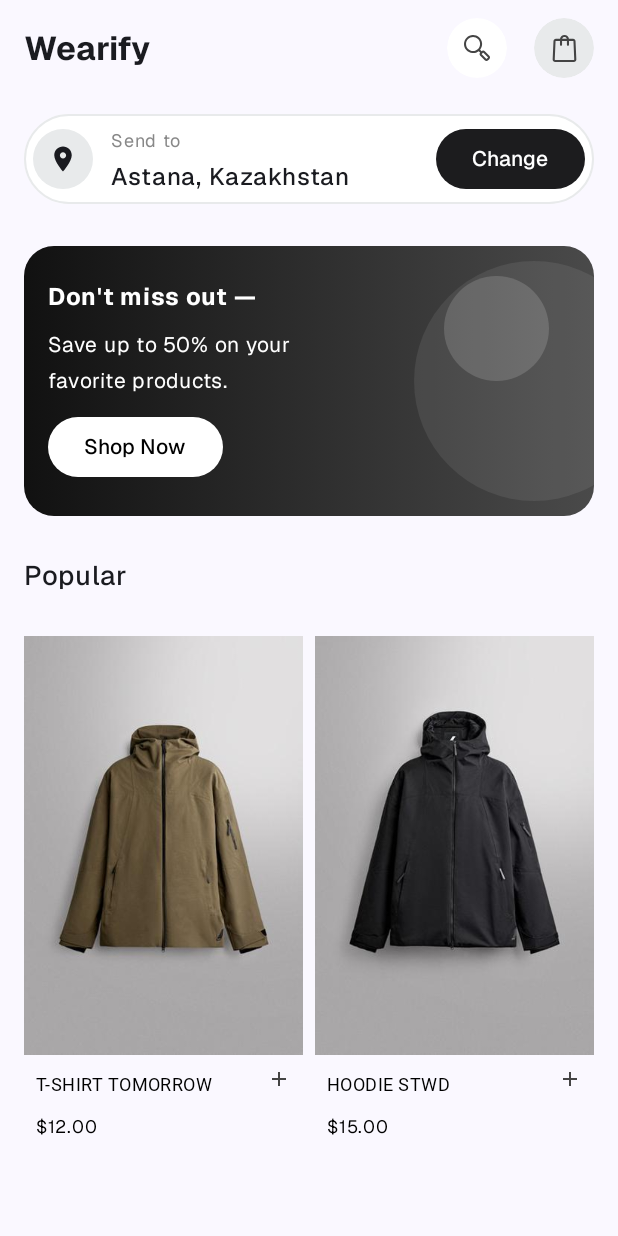
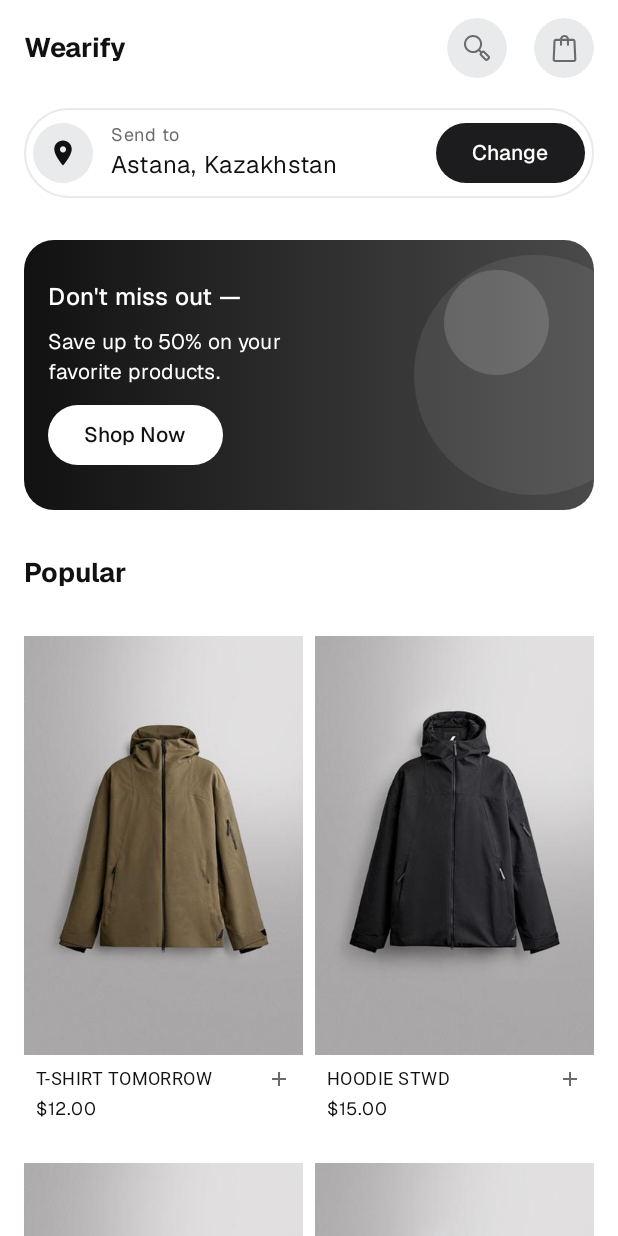
Before and after one commit to dinmukhamed-appaz/ShopAndroid, an Android app built with Jetpack Compose: the screen it shows after launch (MainActivity), on a phone screen of 412 x 824 dp. Run offline under Robolectric (Android 15) with nearby library versions, the phone set to English and light mode, and no system bars; Roboto replaces fonts that are not available here.

Commit message:
create MaterialTheme

```diff
--- a/app/src/main/java/com/example/shopapp/ui/screens/MainMenuScreen.kt
+++ b/app/src/main/java/com/example/shopapp/ui/screens/MainMenuScreen.kt
@@ -21,7 +21,6 @@ import androidx.compose.foundation.lazy.grid.GridItemSpan
 import androidx.compose.foundation.lazy.grid.LazyVerticalGrid
 import androidx.compose.foundation.lazy.grid.items
 import androidx.compose.foundation.shape.CircleShape
-import androidx.compose.foundation.shape.RoundedCornerShape
 import androidx.compose.material.icons.Icons
 import androidx.compose.material.icons.filled.Add
 import androidx.compose.material.icons.filled.LocationOn
@@ -41,39 +40,53 @@ import androidx.compose.ui.Alignment
 import androidx.compose.ui.Modifier
 import androidx.compose.ui.draw.clip
 import androidx.compose.ui.graphics.Brush
-import androidx.compose.ui.graphics.Color
 import androidx.compose.ui.layout.ContentScale
 import androidx.compose.ui.res.painterResource
-import androidx.compose.ui.text.font.FontWeight
 import androidx.compose.ui.text.style.TextOverflow
 import androidx.compose.ui.tooling.preview.Preview
 import androidx.compose.ui.unit.dp
-import androidx.compose.ui.unit.sp
 import com.example.shopapp.R
 import com.example.shopapp.model.Product
-import com.example.shopapp.ui.theme.Typography
+import com.example.shopapp.ui.theme.Paper
+import com.example.shopapp.ui.theme.ShopAppTheme
+import com.example.shopapp.ui.theme.extra
+import com.example.shopapp.ui.theme.spacing
+
+private val sampleProducts = listOf(
+    Product("T-Shirt Tomorrow", "$12.00", "4.8", R.drawable.one),
+    Product("Hoodie STWD", "$15.00", "4.7", R.drawable.two),
+    Product("T-Shirt Tomorrow", "$12.00", "4.8", R.drawable.one),
+    Product("Hoodie STWD", "$15.00", "4.7", R.drawable.two),
+)
+
+@Preview(showBackground = true)
+@Composable
+private fun MainMenuScreenPreview() {
+    ShopAppTheme { MainMenuScreen() }
+}
 
 @OptIn(ExperimentalMaterial3Api::class)
 @Composable
-@Preview(showBackground = true)
-fun MainMenuScreen() {
-    MaterialTheme(typography = Typography) {
+fun MainMenuScreen(products: List<Product> = sampleProducts) {
     Scaffold(
         topBar = {
             TopAppBar(
                 title = {
                     Row(
-                            modifier = Modifier.fillMaxWidth().padding(end = 12.dp),
+                        modifier = Modifier
+                            .fillMaxWidth()
+                            .padding(end = MaterialTheme.spacing.m),
                         horizontalArrangement = Arrangement.SpaceBetween,
                         verticalAlignment = Alignment.CenterVertically
                     ) {
-                            Text("Wearify", fontWeight = FontWeight.Bold)
+                        Text("Wearify", style = MaterialTheme.typography.titleLarge)
+
                         Row(horizontalArrangement = Arrangement.spacedBy(10.dp)) {
                             IconButton(
                                 onClick = {},
                                 colors = IconButtonDefaults.iconButtonColors(
-                                        containerColor = Color.White,
-                                        contentColor = Color.DarkGray
+                                    containerColor = MaterialTheme.extra.iconButtonBackground,
+                                    contentColor = MaterialTheme.colorScheme.onSurfaceVariant
                                 )
                             ) {
                                 Icon(
@@ -86,8 +99,8 @@ fun MainMenuScreen() {
                             IconButton(
                                 onClick = {},
                                 colors = IconButtonDefaults.iconButtonColors(
-                                        containerColor = Color(232, 234, 235),
-                                        contentColor = Color.DarkGray
+                                    containerColor = MaterialTheme.extra.iconButtonBackground,
+                                    contentColor = MaterialTheme.colorScheme.onSurfaceVariant
                                 )
                             ) {
                                 Icon(
@@ -102,44 +115,35 @@ fun MainMenuScreen() {
             )
         }
     ) { innerPadding ->
-            MainMenuContent(
-                innerPadding = innerPadding,
-                products = listOf(
-                    Product("T-Shirt Tomorrow", "$12.00", "4.8", R.drawable.one),
-                    Product("Hoodie STWD", "$15.00", "4.7", R.drawable.two)
-                )
-            )
+        LazyVerticalGrid(
+            columns = GridCells.Fixed(2),
+            modifier = Modifier
+                .fillMaxSize()
+                .padding(innerPadding),
+            contentPadding = PaddingValues(
+                horizontal = MaterialTheme.spacing.l,
+                vertical = MaterialTheme.spacing.s
+            ),
+            horizontalArrangement = Arrangement.spacedBy(MaterialTheme.spacing.s),
+            verticalArrangement = Arrangement.spacedBy(MaterialTheme.spacing.xl)
+        ) {
+            item(span = { GridItemSpan(maxLineSpan) }) { AddressCard("Astana, Kazakhstan") }
+            item(span = { GridItemSpan(maxLineSpan) }) { PromoBanner() }
+            item(span = { GridItemSpan(maxLineSpan) }) {
+                Text("Popular", style = MaterialTheme.typography.titleLarge)
+            }
+            items(products) { ProductCard(it) }
         }
     }
 }
 
 @Composable
-fun MainMenuContent(innerPadding: PaddingValues, products: List<Product>) {
-    LazyVerticalGrid(
-        columns = GridCells.Fixed(2),
-        modifier = Modifier
-            .fillMaxSize()
-            .padding(innerPadding),
-        contentPadding = PaddingValues(horizontal = 16.dp, vertical = 8.dp),
-        horizontalArrangement = Arrangement.spacedBy(8.dp),
-        verticalArrangement = Arrangement.spacedBy(28.dp)
-    ) {
-        item(span = { GridItemSpan(maxLineSpan) }) { AddressCard() }
-        item(span = { GridItemSpan(maxLineSpan) }) { PromoBanner() }
-        item(span = { GridItemSpan(maxLineSpan) }) {
-            Text("Popular", fontSize = 18.sp, fontWeight = FontWeight.Medium)
-        }
-        items(products) { ProductCard(it) }
-    }
-}
-
-@Composable
-fun AddressCard() {
+fun AddressCard(address: String, modifier: Modifier = Modifier) {
     Surface(
-        shape = RoundedCornerShape(50),
-        color = Color.White,
-        border = BorderStroke(1.dp, Color(232, 234, 235)),
-        modifier = Modifier.fillMaxWidth().padding(top = 4.dp)
+        shape = MaterialTheme.shapes.extraLarge,
+        color = MaterialTheme.colorScheme.surface,
+        border = BorderStroke(1.dp, MaterialTheme.colorScheme.outline),
+        modifier = modifier.fillMaxWidth()
     ) {
         Row(
             modifier = Modifier.padding(6.dp),
@@ -150,34 +154,36 @@ fun AddressCard() {
                 contentDescription = "Location",
                 modifier = Modifier
                     .size(40.dp)
-                    .background(Color(232, 234, 235), CircleShape)
+                    .background(MaterialTheme.colorScheme.surfaceVariant, CircleShape)
                     .padding(10.dp)
             )
-            Column(modifier = Modifier.weight(1f).padding(horizontal = 12.dp)) {
-                Text("Send to", fontSize = 12.sp, color = Color.Gray)
-                Text("Astana, Kazakhstan", fontWeight = FontWeight.Medium)
+            Column(
+                modifier = Modifier
+                    .weight(1f)
+                    .padding(horizontal = MaterialTheme.spacing.m)
+            ) {
+                Text(
+                    "Send to",
+                    style = MaterialTheme.typography.bodySmall,
+                    color = MaterialTheme.colorScheme.onSurfaceVariant
+                )
+                Text(address, style = MaterialTheme.typography.bodyLarge)
             }
-            Button(
-                onClick = {},
-                colors = ButtonDefaults.buttonColors(
-                    containerColor = Color(0xFF1C1C1E),
-                    contentColor = Color.White
-                )
-            ) { Text("Change") }
+            Button(onClick = {}) { Text("Change") }
         }
     }
 }
 
 @Composable
-fun PromoBanner() {
+fun PromoBanner(modifier: Modifier = Modifier) {
     Box(
-        modifier = Modifier
+        modifier = modifier
             .fillMaxWidth()
             .height(180.dp)
-            .clip(RoundedCornerShape(20.dp))
+            .clip(MaterialTheme.shapes.large)
             .background(
                 Brush.horizontalGradient(
-                    listOf(Color(0xFF111111), Color(0xFF4A4A4A))
+                    listOf(MaterialTheme.extra.bannerStart, MaterialTheme.extra.bannerEnd)
                 )
             )
     ) {
@@ -186,7 +192,7 @@ fun PromoBanner() {
                 .size(160.dp)
                 .align(Alignment.CenterEnd)
                 .offset(x = 40.dp)
-                .background(Color.White.copy(alpha = 0.08f), CircleShape)
+                .background(Paper.copy(alpha = 0.08f), CircleShape)
         )
 
         Box(
@@ -194,26 +200,30 @@ fun PromoBanner() {
                 .size(70.dp)
                 .align(Alignment.TopEnd)
                 .offset(x = (-30).dp, y = 20.dp)
-                .background(Color.White.copy(alpha = 0.15f), CircleShape)
+                .background(Paper.copy(alpha = 0.15f), CircleShape)
         )
 
         Column(
             modifier = Modifier
-                .padding(16.dp)
+                .padding(MaterialTheme.spacing.l)
                 .align(Alignment.CenterStart),
-            verticalArrangement = Arrangement.spacedBy(8.dp)
+            verticalArrangement = Arrangement.spacedBy(MaterialTheme.spacing.s)
         ) {
-            Text("Don't miss out —", color = Color.White, fontWeight = FontWeight.Bold)
+            Text(
+                "Don't miss out —",
+                style = MaterialTheme.typography.titleMedium,
+                color = Paper
+            )
             Text(
                 "Save up to 50% on your\nfavorite products.",
-                color = Color.White,
-                fontSize = 14.sp
+                style = MaterialTheme.typography.bodyMedium,
+                color = Paper
             )
             Button(
                 onClick = {},
                 colors = ButtonDefaults.buttonColors(
-                    containerColor = Color.White,
-                    contentColor = Color.Black
+                    containerColor = Paper,
+                    contentColor = MaterialTheme.colorScheme.onSurface
                 )
             ) { Text("Shop Now") }
         }
@@ -229,44 +239,41 @@ fun ProductCard(product: Product, modifier: Modifier = Modifier) {
             modifier = Modifier
                 .fillMaxWidth()
                 .aspectRatio(2f / 3f)
+                .clip(MaterialTheme.shapes.extraSmall)
                 .background(
                     Brush.verticalGradient(
-                        listOf(Color(0xFFE4E4E6), Color(0xFFC9C9CC))
+                        listOf(MaterialTheme.extra.imageTop, MaterialTheme.extra.imageBottom)
                     )
                 ),
             contentScale = ContentScale.Crop
         )
 
-        Spacer(Modifier.height(8.dp))
+        Spacer(Modifier.height(MaterialTheme.spacing.s))
 
         Row(
             modifier = Modifier
                 .fillMaxWidth()
-                .padding(horizontal = 8.dp),
+                .padding(horizontal = MaterialTheme.spacing.s),
             verticalAlignment = Alignment.Top
         ) {
             Column(modifier = Modifier.weight(1f)) {
                 Text(
                     text = product.name.uppercase(),
-                    fontSize = 12.sp,
-                    letterSpacing = 0.3.sp,
-                    fontWeight = FontWeight.Light,
-                    color = Color.Black,
+                    style = MaterialTheme.typography.labelMedium,
                     maxLines = 1,
                     overflow = TextOverflow.Ellipsis
                 )
-                Spacer(Modifier.height(4.dp))
+                Spacer(Modifier.height(MaterialTheme.spacing.xs))
                 Text(
                     text = product.price,
-                    fontSize = 12.sp,
-                    color = Color.Black
+                    style = MaterialTheme.typography.bodySmall
                 )
             }
 
             Icon(
                 imageVector = Icons.Default.Add,
                 contentDescription = "Add",
-                tint = Color.DarkGray,
+                tint = MaterialTheme.colorScheme.onSurfaceVariant,
                 modifier = Modifier.size(16.dp)
             )
         }
--- a/app/src/main/java/com/example/shopapp/ui/theme/Color.kt
+++ b/app/src/main/java/com/example/shopapp/ui/theme/Color.kt
@@ -1,5 +1,6 @@
 package com.example.shopapp.ui.theme
 
+import androidx.compose.runtime.Immutable
 import androidx.compose.ui.graphics.Color
 
 val Purple80 = Color(0xFFD0BCFF)
@@ -9,3 +10,18 @@ val Pink80 = Color(0xFFEFB8C8)
 val Purple40 = Color(0xFF6650a4)
 val PurpleGrey40 = Color(0xFF625b71)
 val Pink40 = Color(0xFF7D5260)
+
+val Ink = Color(0xFF111111)
+val Graphite = Color(0xFF1C1C1E)
+val Mist = Color(0xFFE8EAEB)
+val Smoke = Color(0xFF6B6B6F)
+val Paper = Color(0xFFFFFFFF)
+
+@Immutable
+data class ExtraColors(
+    val bannerStart: Color = Color(0xFF111111),
+    val bannerEnd: Color = Color(0xFF4A4A4A),
+    val imageTop: Color = Color(0xFFE4E4E6),
+    val imageBottom: Color = Color(0xFFC9C9CC),
+    val iconButtonBackground: Color = Mist
+)
--- /dev/null
+++ b/app/src/main/java/com/example/shopapp/ui/theme/Shape.kt
@@ -0,0 +1,13 @@
+package com.example.shopapp.ui.theme
+
+import androidx.compose.foundation.shape.RoundedCornerShape
+import androidx.compose.material3.Shapes
+import androidx.compose.ui.unit.dp
+
+val Shapes = Shapes(
+    extraSmall = RoundedCornerShape(0.dp),
+    small = RoundedCornerShape(12.dp),
+    medium = RoundedCornerShape(16.dp),
+    large = RoundedCornerShape(20.dp),
+    extraLarge = RoundedCornerShape(50)
+)
--- /dev/null
+++ b/app/src/main/java/com/example/shopapp/ui/theme/Spacing.kt
@@ -0,0 +1,14 @@
+package com.example.shopapp.ui.theme
+
+import androidx.compose.runtime.Immutable
+import androidx.compose.ui.unit.Dp
+import androidx.compose.ui.unit.dp
+
+@Immutable
+data class Spacing(
+    val xs: Dp = 4.dp,
+    val s: Dp = 8.dp,
+    val m: Dp = 12.dp,
+    val l: Dp = 16.dp,
+    val xl: Dp = 28.dp
+)
--- a/app/src/main/java/com/example/shopapp/ui/theme/Theme.kt
+++ b/app/src/main/java/com/example/shopapp/ui/theme/Theme.kt
@@ -1,43 +1,58 @@
 package com.example.shopapp.ui.theme
 
-import android.app.Activity
 import android.os.Build
-import androidx.compose.foundation.isSystemInDarkTheme
 import androidx.compose.material3.MaterialTheme
 import androidx.compose.material3.darkColorScheme
 import androidx.compose.material3.dynamicDarkColorScheme
 import androidx.compose.material3.dynamicLightColorScheme
 import androidx.compose.material3.lightColorScheme
 import androidx.compose.runtime.Composable
+import androidx.compose.runtime.CompositionLocalProvider
+import androidx.compose.runtime.ReadOnlyComposable
+import androidx.compose.runtime.staticCompositionLocalOf
 import androidx.compose.ui.platform.LocalContext
 
-private val DarkColorScheme = darkColorScheme(
-    primary = Purple80,
-    secondary = PurpleGrey80,
-    tertiary = Pink80
+private val LightColorScheme = lightColorScheme(
+    primary = Graphite,
+    onPrimary = Paper,
+    secondary = Paper,
+    onSecondary = Ink,
+    background = Paper,
+    onBackground = Ink,
+    surface = Paper,
+    onSurface = Ink,
+    surfaceVariant = Mist,
+    onSurfaceVariant = Smoke,
+    outline = Mist
 )
 
-private val LightColorScheme = lightColorScheme(
-    primary = Purple40,
-    secondary = PurpleGrey40,
-    tertiary = Pink40
+private val DarkColorScheme = darkColorScheme(
+    primary = Paper,
+    onPrimary = Ink,
+    secondary = Graphite,
+    onSecondary = Paper,
+    background = Ink,
+    onBackground = Paper,
+    surface = Ink,
+    onSurface = Paper,
+    surfaceVariant = Graphite,
+    onSurfaceVariant = Mist,
+    outline = Smoke
+)
 
-    /* Other default colors to override
-    background = Color(0xFFFFFBFE),
-    surface = Color(0xFFFFFBFE),
-    onPrimary = Color.White,
-    onSecondary = Color.White,
-    onTertiary = Color.White,
-    onBackground = Color(0xFF1C1B1F),
-    onSurface = Color(0xFF1C1B1F),
-    */
-)
+private val LocalExtraColors = staticCompositionLocalOf { ExtraColors() }
+private val LocalSpacing = staticCompositionLocalOf { Spacing() }
+
+val MaterialTheme.extra: ExtraColors
+    @Composable @ReadOnlyComposable get() = LocalExtraColors.current
+
+val MaterialTheme.spacing: Spacing
+    @Composable @ReadOnlyComposable get() = LocalSpacing.current
 
 @Composable
 fun ShopAppTheme(
-    darkTheme: Boolean = isSystemInDarkTheme(),
-    // Dynamic color is available on Android 12+
-    dynamicColor: Boolean = true,
+    darkTheme: Boolean = false,
+    dynamicColor: Boolean = false,
     content: @Composable () -> Unit
 ) {
     val colorScheme = when {
@@ -50,9 +65,15 @@ fun ShopAppTheme(
         else -> LightColorScheme
     }
 
-    MaterialTheme(
-        colorScheme = colorScheme,
-        typography = Typography,
-        content = content
-    )
+    CompositionLocalProvider(
+        LocalExtraColors provides ExtraColors(),
+        LocalSpacing provides Spacing()
+    ) {
+        MaterialTheme(
+            colorScheme = colorScheme,
+            typography = Typography,
+            shapes = Shapes,
+            content = content
+        )
+    }
 }
--- a/app/src/main/java/com/example/shopapp/ui/theme/Type.kt
+++ b/app/src/main/java/com/example/shopapp/ui/theme/Type.kt
@@ -1,13 +1,30 @@
 package com.example.shopapp.ui.theme
 
 import androidx.compose.material3.Typography
+import androidx.compose.ui.text.font.FontWeight
+import androidx.compose.ui.unit.sp
 
 val Typography = with(Typography()) {
     copy(
+        titleLarge = titleLarge.copy(
+            fontFamily = Geist,
+            fontWeight = FontWeight.Bold,
+            fontSize = 18.sp
+        ),
+        titleMedium = titleMedium.copy(fontFamily = Geist),
         bodyLarge = bodyLarge.copy(fontFamily = Geist),
         bodyMedium = bodyMedium.copy(fontFamily = Geist),
-        bodySmall = bodySmall.copy(fontFamily = Geist),
-        titleLarge = titleLarge.copy(fontFamily = Geist),
-        labelLarge = labelLarge.copy(fontFamily = Geist)
+        bodySmall = bodySmall.copy(
+            fontFamily = Geist,
+            fontSize = 12.sp
+        ),
+        labelLarge = labelLarge.copy(fontFamily = Geist),
+        labelMedium = labelMedium.copy(
+            fontFamily = Geist,
+            fontWeight = FontWeight.Light,
+            fontSize = 12.sp,
+            letterSpacing = 0.3.sp
+        ),
+        labelSmall = labelSmall.copy(fontFamily = Geist)
     )
 }
```
Lines whose indentation alone changed are shown as unchanged.
